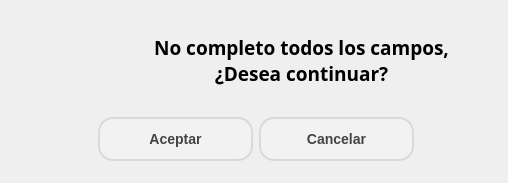
Qt form app_smr/Qt/popup_advertencia_campos.ui (nvargas24/Sistema_medicion_de_rodamientos-SMR) before a commit.
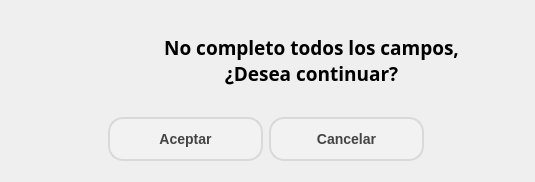
The same form after that commit. Icons and pictures are not drawn.

Commit message: popup de error y advertencia de campos, no  .png

What changed in the file:
```diff
--- a/app_smr/Qt/popup_advertencia_campos.ui
+++ b/app_smr/Qt/popup_advertencia_campos.ui
@@ -6,8 +6,8 @@
    <rect>
     <x>0</x>
     <y>0</y>
-    <width>508</width>
-    <height>183</height>
+    <width>535</width>
+    <height>182</height>
    </rect>
   </property>
   <property name="windowTitle">
@@ -16,7 +16,7 @@
   <widget class="QWidget" name="verticalLayoutWidget">
    <property name="geometry">
     <rect>
-     <x>20</x>
+     <x>30</x>
      <y>20</y>
      <width>471</width>
      <height>141</height>
@@ -24,7 +24,7 @@
    </property>
    <layout class="QVBoxLayout" name="verticalLayout" stretch="9,6">
     <item>
-     <layout class="QHBoxLayout" name="horizontalLayout" stretch="1,3">
+     <layout class="QHBoxLayout" name="horizontalLayout_2" stretch="1,3">
       <property name="leftMargin">
        <number>10</number>
       </property>
@@ -32,7 +32,7 @@
        <number>30</number>
       </property>
       <item>
-       <widget class="QLabel" name="label_2">
+       <widget class="QLabel" name="label_3">
         <property name="sizePolicy">
          <sizepolicy hsizetype="Ignored" vsizetype="Ignored">
           <horstretch>0</horstretch>
@@ -54,7 +54,7 @@
        </widget>
       </item>
       <item>
-       <widget class="QLabel" name="label">
+       <widget class="QLabel" name="label_4">
         <property name="font">
          <font>
           <family>Segoe UI Semibold</family>
@@ -75,7 +75,7 @@
      </layout>
     </item>
     <item>
-     <layout class="QHBoxLayout" name="horizontalLayout_2" stretch="1,2,2,1">
+     <layout class="QHBoxLayout" name="horizontalLayout_3" stretch="1,2,2,1">
       <property name="topMargin">
        <number>10</number>
       </property>
```
The commit also changes 5 other files.
